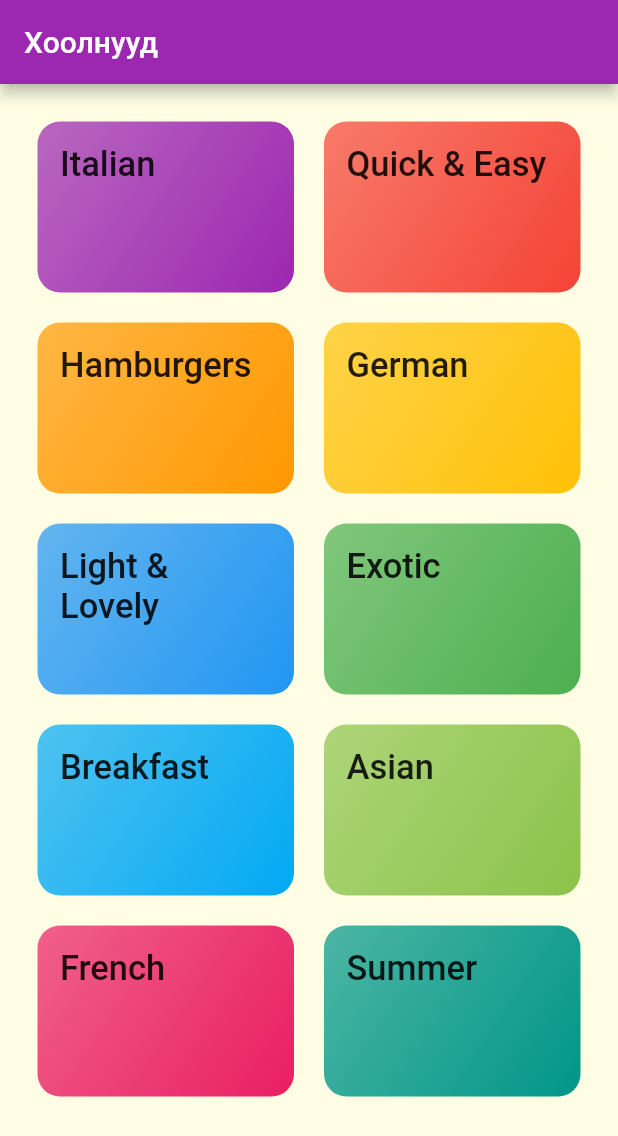
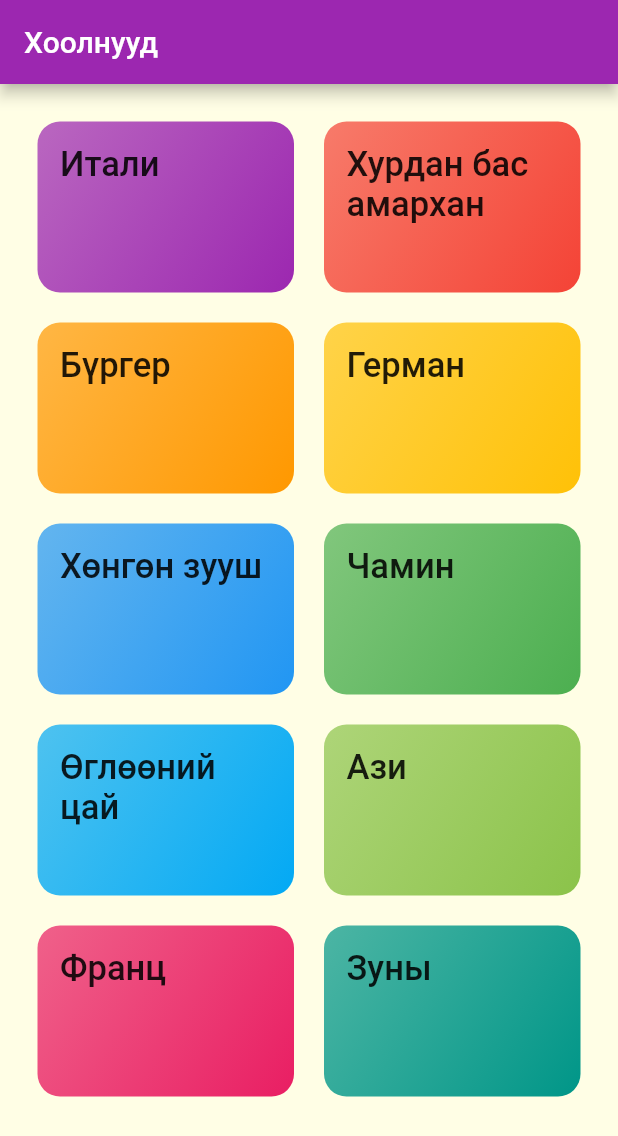
Before and after one commit to kuroi512/third, a Flutter app: the screen it shows after launch, on a phone screen of 412 x 824 dp. Shown: the top 1136 px of the screen. Run offline on Flutter 3.47's test engine with Material 2 defaults, Android fonts, the phone set to English and light mode, and no system bars; Roboto replaces fonts that are missing (RaleWay, RoboCondensed).

Commit message:
medkue sda

```diff
--- a/lib/category_item.dart
+++ b/lib/category_item.dart
@@ -1,14 +1,30 @@
 import 'package:flutter/material.dart';
+import './screens/category_meals_screen.dart';
 
 class CategoryItem extends StatelessWidget {
+  final String id;
   final String title;
   final Color color;
 
-  CategoryItem(this.title, this.color);
+  CategoryItem(this.id, this.title, this.color);
+
+  void selectCategory(BuildContext ctx) {
+    Navigator.of(ctx).pushNamed(
+      '/category-meals',
+      arguments: {
+        'id': id,
+        'title': title,
+      },
+    );
+  }
 
   @override
   Widget build(BuildContext context) {
-    return Container(
+    return InkWell(
+      onTap: () => selectCategory(context),
+      splashColor: Theme.of(context).primaryColor,
+      borderRadius: BorderRadius.circular(15),
+      child: Container(
         padding: const EdgeInsets.all(15),
         child: Text(
           title,
@@ -25,6 +41,7 @@ class CategoryItem extends StatelessWidget {
           ),
           borderRadius: BorderRadius.circular(15),
         ),
+      ),
     );
   }
 }
--- a/lib/dummy_data.dart
+++ b/lib/dummy_data.dart
@@ -5,52 +5,52 @@ import './models/category.dart';
 const DUMMY_CATEGORIES = const [
   Category(
     id: 'c1',
-    title: 'Italian',
+    title: 'Итали',
     color: Colors.purple,
   ),
   Category(
     id: 'c2',
-    title: 'Quick & Easy',
+    title: 'Хурдан бас амархан',
     color: Colors.red,
   ),
   Category(
     id: 'c3',
-    title: 'Hamburgers',
+    title: 'Бүргер',
     color: Colors.orange,
   ),
   Category(
     id: 'c4',
-    title: 'German',
+    title: 'Герман',
     color: Colors.amber,
   ),
   Category(
     id: 'c5',
-    title: 'Light & Lovely',
+    title: 'Хөнгөн зууш',
     color: Colors.blue,
   ),
   Category(
     id: 'c6',
-    title: 'Exotic',
+    title: 'Чамин',
     color: Colors.green,
   ),
   Category(
     id: 'c7',
-    title: 'Breakfast',
+    title: 'Өглөөний цай',
     color: Colors.lightBlue,
   ),
   Category(
     id: 'c8',
-    title: 'Asian',
+    title: 'Ази',
     color: Colors.lightGreen,
   ),
   Category(
     id: 'c9',
-    title: 'French',
+    title: 'Франц',
     color: Colors.pink,
   ),
   Category(
     id: 'c10',
-    title: 'Summer',
+    title: 'Зуны',
     color: Colors.teal,
   ),
 ];
--- a/lib/main.dart
+++ b/lib/main.dart
@@ -1,4 +1,7 @@
 import 'package:flutter/material.dart';
+
+import './models/category.dart';
+import 'screens/category_meals_screen.dart';
 
 import '../screens/categories_screen.dart';
 
@@ -28,6 +31,9 @@ class MyApp extends StatelessWidget {
             ),
       ),
       home: CategoriesScreen(),
+      routes: {
+        '/category-meals': (ctx) => CategoryMealsScreen(),
+      },
     );
   }
 }
--- a/lib/screens/categories_screen.dart
+++ b/lib/screens/categories_screen.dart
@@ -16,6 +16,7 @@ class CategoriesScreen extends StatelessWidget {
         children: DUMMY_CATEGORIES
             .map(
               (catData) => CategoryItem(
+                catData.id,
                 catData.title,
                 catData.color,
               ),
--- a/lib/screens/category_meals_screen.dart
+++ b/lib/screens/category_meals_screen.dart
@@ -1,13 +1,20 @@
 import 'package:flutter/material.dart';
 
 class CategoryMealsScreen extends StatelessWidget {
-//..
+  // final String categoryId;
+  // final String categoryTitle;
+
+  // CategoryMealsScreen(this.categoryId, this.categoryTitle);
 
   @override
   Widget build(BuildContext context) {
+    final routeArgs =
+        ModalRoute.of(context)!.settings.arguments as Map<String, String>;
+    final categoryTitle = routeArgs['title'];
+    final categoryId = routeArgs['id'];
     return Scaffold(
       appBar: AppBar(
-        title: Text('Хоолны орц'),
+        title: Text(categoryTitle!),
       ),
       body: Center(
         child: Text(
```
Lines whose indentation alone changed are shown as unchanged.
